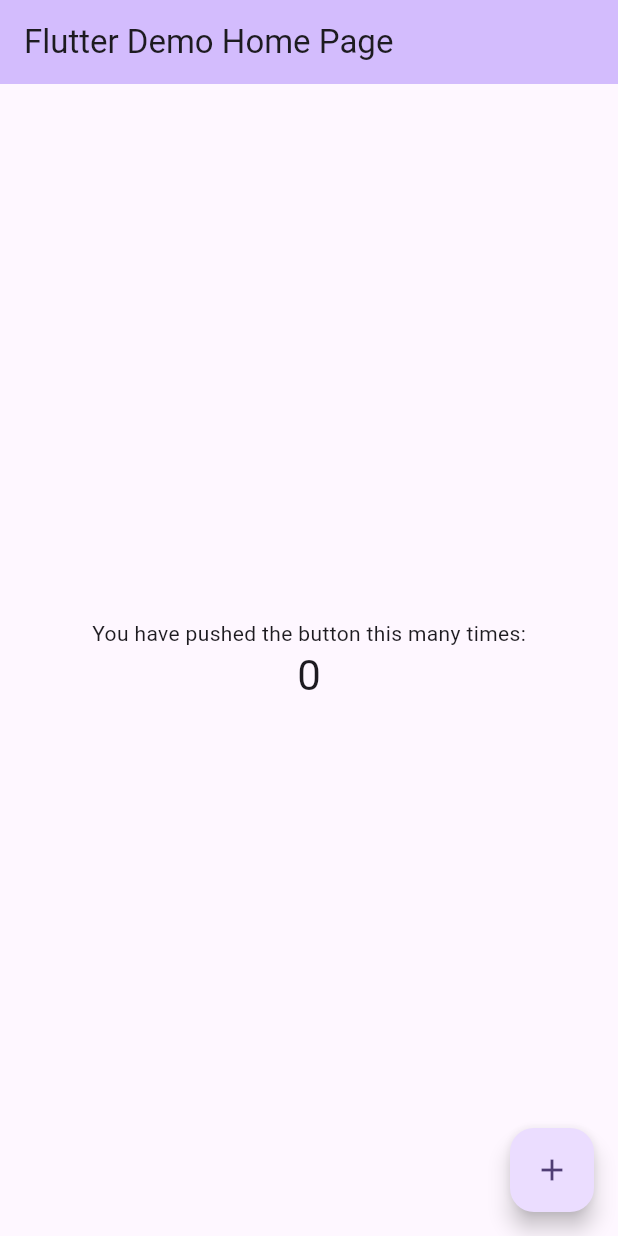
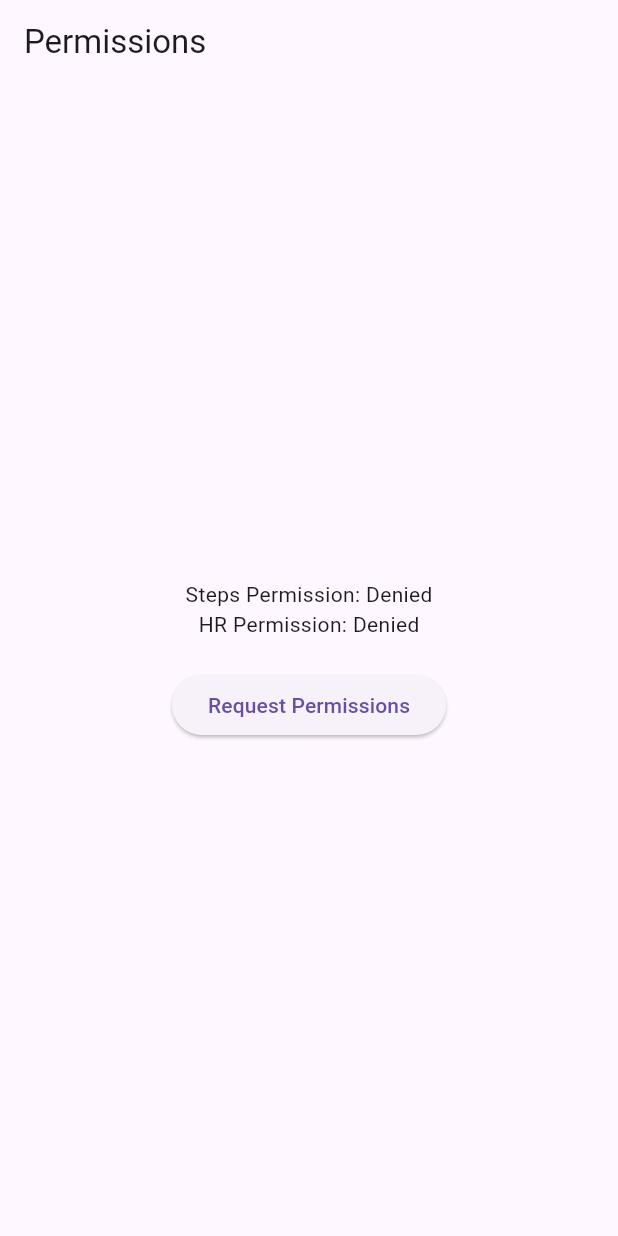
Before and after one commit to sayedsinan/Step-Track, a Flutter app: the screen it shows after launch, on a phone screen of 412 x 824 dp. Run offline on Flutter 3.47's test engine with Material 3 defaults, Android fonts, the phone set to English and light mode, and no system bars; our stand-ins replace flutter_riverpod.

Commit message:
permission screen and health provider added

```diff
--- a/lib/app.dart
+++ b/lib/app.dart
@@ -0,0 +1,18 @@
+import 'package:flutter/material.dart';
+import 'package:step_track/screens/permission_screen.dart';
+
+
+class HealthConnectApp extends StatelessWidget {
+  const HealthConnectApp({super.key});
+
+  @override
+  Widget build(BuildContext context) {
+    return MaterialApp(
+      title: 'Health Connect Dashboard',
+      theme: ThemeData(
+        primarySwatch: Colors.blue,
+      ),
+      home:  PermissionsScreen(),
+    );
+  }
+}
--- a/lib/main.dart
+++ b/lib/main.dart
@@ -1,122 +1,11 @@
 import 'package:flutter/material.dart';
+import 'package:flutter_riverpod/flutter_riverpod.dart';
+import 'app.dart';
 
 void main() {
-  runApp(const MyApp());
+  runApp(
+    const ProviderScope(
+      child: HealthConnectApp(),
+    ),
+  );
 }
-
-class MyApp extends StatelessWidget {
-  const MyApp({super.key});
-
-  // This widget is the root of your application.
-  @override
-  Widget build(BuildContext context) {
-    return MaterialApp(
-      title: 'Flutter Demo',
-      theme: ThemeData(
-        // This is the theme of your application.
-        //
-        // TRY THIS: Try running your application with "flutter run". You'll see
-        // the application has a purple toolbar. Then, without quitting the app,
-        // try changing the seedColor in the colorScheme below to Colors.green
-        // and then invoke "hot reload" (save your changes or press the "hot
-        // reload" button in a Flutter-supported IDE, or press "r" if you used
-        // the command line to start the app).
-        //
-        // Notice that the counter didn't reset back to zero; the application
-        // state is not lost during the reload. To reset the state, use hot
-        // restart instead.
-        //
-        // This works for code too, not just values: Most code changes can be
-        // tested with just a hot reload.
-        colorScheme: ColorScheme.fromSeed(seedColor: Colors.deepPurple),
-      ),
-      home: const MyHomePage(title: 'Flutter Demo Home Page'),
-    );
-  }
-}
-
-class MyHomePage extends StatefulWidget {
-  const MyHomePage({super.key, required this.title});
-
-  // This widget is the home page of your application. It is stateful, meaning
-  // that it has a State object (defined below) that contains fields that affect
-  // how it looks.
-
-  // This class is the configuration for the state. It holds the values (in this
-  // case the title) provided by the parent (in this case the App widget) and
-  // used by the build method of the State. Fields in a Widget subclass are
-  // always marked "final".
-
-  final String title;
-
-  @override
-  State<MyHomePage> createState() => _MyHomePageState();
-}
-
-class _MyHomePageState extends State<MyHomePage> {
-  int _counter = 0;
-
-  void _incrementCounter() {
-    setState(() {
-      // This call to setState tells the Flutter framework that something has
-      // changed in this State, which causes it to rerun the build method below
-      // so that the display can reflect the updated values. If we changed
-      // _counter without calling setState(), then the build method would not be
-      // called again, and so nothing would appear to happen.
-      _counter++;
-    });
-  }
-
-  @override
-  Widget build(BuildContext context) {
-    // This method is rerun every time setState is called, for instance as done
-    // by the _incrementCounter method above.
-    //
-    // The Flutter framework has been optimized to make rerunning build methods
-    // fast, so that you can just rebuild anything that needs updating rather
-    // than having to individually change instances of widgets.
-    return Scaffold(
-      appBar: AppBar(
-        // TRY THIS: Try changing the color here to a specific color (to
-        // Colors.amber, perhaps?) and trigger a hot reload to see the AppBar
-        // change color while the other colors stay the same.
-        backgroundColor: Theme.of(context).colorScheme.inversePrimary,
-        // Here we take the value from the MyHomePage object that was created by
-        // the App.build method, and use it to set our appbar title.
-        title: Text(widget.title),
-      ),
-      body: Center(
-        // Center is a layout widget. It takes a single child and positions it
-        // in the middle of the parent.
-        child: Column(
-          // Column is also a layout widget. It takes a list of children and
-          // arranges them vertically. By default, it sizes itself to fit its
-          // children horizontally, and tries to be as tall as its parent.
-          //
-          // Column has various properties to control how it sizes itself and
-          // how it positions its children. Here we use mainAxisAlignment to
-          // center the children vertically; the main axis here is the vertical
-          // axis because Columns are vertical (the cross axis would be
-          // horizontal).
-          //
-          // TRY THIS: Invoke "debug painting" (choose the "Toggle Debug Paint"
-          // action in the IDE, or press "p" in the console), to see the
-          // wireframe for each widget.
-          mainAxisAlignment: MainAxisAlignment.center,
-          children: <Widget>[
-            const Text('You have pushed the button this many times:'),
-            Text(
-              '$_counter',
-              style: Theme.of(context).textTheme.headlineMedium,
-            ),
-          ],
-        ),
-      ),
-      floatingActionButton: FloatingActionButton(
-        onPressed: _incrementCounter,
-        tooltip: 'Increment',
-        child: const Icon(Icons.add),
-      ), // This trailing comma makes auto-formatting nicer for build methods.
-    );
-  }
-}
--- /dev/null
+++ b/lib/models/hr_record.dart
@@ -0,0 +1,5 @@
+class HRRecord {
+  final int ts;
+  final int bpm;
+  HRRecord({required this.ts, required this.bpm});
+}
--- /dev/null
+++ b/lib/models/step_record.dart
@@ -0,0 +1,5 @@
+class StepRecord {
+  final int ts;
+  final int count;
+  StepRecord({required this.ts, required this.count});
+}
--- /dev/null
+++ b/lib/screens/permission_screen.dart
@@ -0,0 +1,38 @@
+import 'package:flutter/material.dart';
+import '../providers/health_provider.dart';
+import 'package:flutter_riverpod/flutter_riverpod.dart';
+
+class PermissionsScreen extends ConsumerWidget {
+  const PermissionsScreen({super.key});
+
+  @override
+  Widget build(BuildContext context, WidgetRef ref) {
+    final healthProvider = ref.watch(healthNotifierProvider);
+
+    return Scaffold(
+      appBar: AppBar(title: const Text('Permissions')),
+      body: Center(
+        child: Column(
+          mainAxisAlignment: MainAxisAlignment.center,
+          children: [
+            Text('Steps Permission: ${healthProvider.stepsGranted ? "Granted" : "Denied"}'),
+            Text('HR Permission: ${healthProvider.hrGranted ? "Granted" : "Denied"}'),
+            const SizedBox(height: 20),
+            ElevatedButton(
+              onPressed: () async {
+                await ref.read(healthNotifierProvider.notifier).requestPermissions();
+                if (healthProvider.stepsGranted && healthProvider.hrGranted) {
+                  // Navigator.pushReplacement(
+                  //   context,
+                  //   MaterialPageRoute(builder: (_) => const DashboardScreen()),
+                  // );
+                }
+              },
+              child: const Text('Request Permissions'),
+            ),
+          ],
+        ),
+      ),
+    );
+  }
+}
--- a/pubspec.yaml
+++ b/pubspec.yaml
@@ -34,6 +34,7 @@ dependencies:
   # The following adds the Cupertino Icons font to your application.
   # Use with the CupertinoIcons class for iOS style icons.
   cupertino_icons: ^1.0.8
+  flutter_riverpod: ^3.0.0
 
 dev_dependencies:
   flutter_test:
```
Also changed, not shown: lib/providers/health_provider.dart (added, +72 -0 lines), pubspec.lock.
